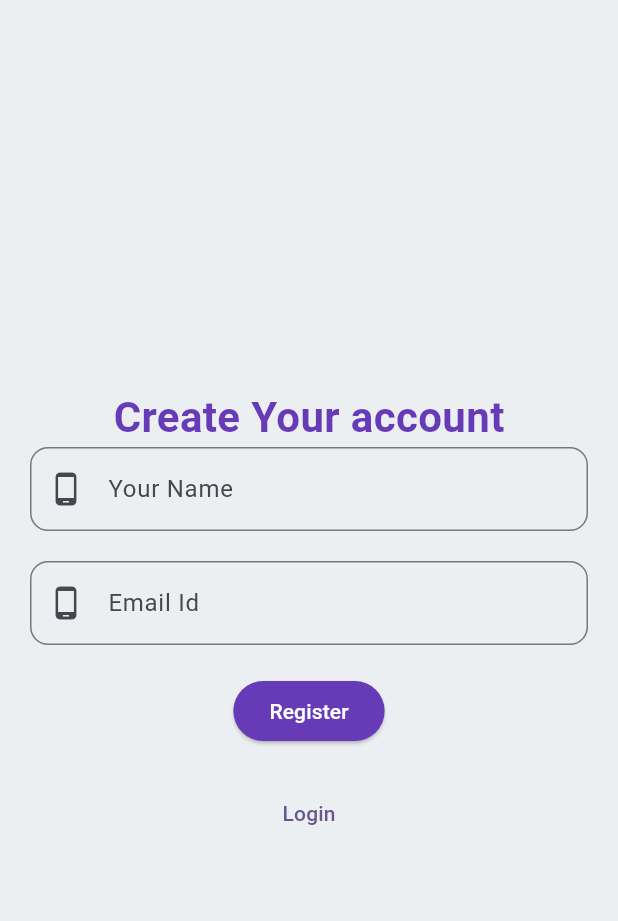
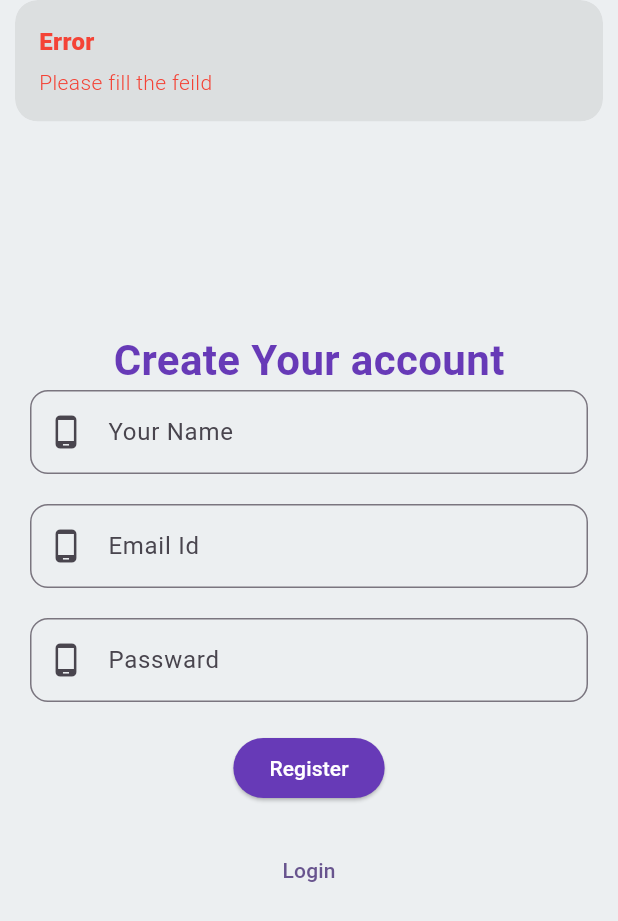
Before and after one commit to Muthuraja997/E-Commerce-App-With-Firebase, a Flutter app: the RegisterPage screen opened directly, after a tap on "Register", on a phone screen of 412 x 824 dp. Shown: the top 921 px of the screen. Run offline on Flutter 3.47's test engine with Material 3 defaults, Android fonts, the light colour scheme and no system bars; our stand-ins replace cloud_firestore, dropdown_button2, firebase_core, get; accounts and stored records are empty.

Commit message:
client part is completed

```diff
--- a/Admin_side/lib/pages/add_product_page.dart
+++ b/Admin_side/lib/pages/add_product_page.dart
@@ -70,7 +70,7 @@ class AddProduct extends StatelessWidget {
 
               Flexible(
                 child: DropDounWtn(
-                  items: const ['Boots','shoe','Loafers','High heels','Ballet flats'],
+                  items: const ['wearable','computer','Electronics','women dress','audio','Gaming','Home Entertainment','Photography'],
                   selecteditemtext:ctrl.catogary,
                   onSelected: (selectedvalue){
                       ctrl.catogary=selectedvalue ?? 'General';
@@ -80,7 +80,7 @@ class AddProduct extends StatelessWidget {
                   ) ,
                Flexible(
                 child: DropDounWtn(
-                  items: const ['puma','adidas','bata','Sketchers','VKC'],
+                  items: const ['Fitbit','Apple','Samsung','Sony','Canon','Puma','Peter England'],
                   selecteditemtext: ctrl.brand,
                   onSelected: (selectedvalue){
                       ctrl.brand=selectedvalue ?? 'un brand';
--- a/Admin_side/lib/pages/home_page.dart
+++ b/Admin_side/lib/pages/home_page.dart
@@ -24,6 +24,7 @@ class HomePage extends StatelessWidget {
                 icon:const Icon(Icons.delete),
                 onPressed: () {
                   ctrl.deleteproduct((ctrl.products[index].id).toString());
+                   ctrl.update();
 
               },
               ),
--- /dev/null
+++ b/Client_side/lib/controller/Login_controller.dart
@@ -0,0 +1,79 @@
+import 'package:cilent_side/pages/home_page.dart';
+import 'package:cloud_firestore/cloud_firestore.dart';
+import 'package:flutter/material.dart';
+import 'package:get/get.dart';
+
+import '../model/user/user.dart';
+
+class LoginController extends GetxController {
+    FirebaseFirestore firestore = FirebaseFirestore.instance;
+    late CollectionReference userCollecton;
+
+    TextEditingController registerNamectrl=TextEditingController();
+    TextEditingController registerEmailctrl=TextEditingController();
+    TextEditingController registerPasswardctrl=TextEditingController();
+    TextEditingController loginemailctrl=TextEditingController();
+    TextEditingController loginpasswordctrl=TextEditingController();
+
+
+    @override
+  void onInit() {
+    userCollecton=firestore.collection('users');
+
+    super.onInit();
+  }
+
+  AddUser() async {
+    try{
+      if(registerNamectrl.text.isEmpty || registerEmailctrl.text.isEmpty || registerPasswardctrl.text.isEmpty){
+        Get.snackbar('Error','Please fill the feild',colorText: Colors.red);
+        return;
+      }
+      if (!GetUtils.isEmail(registerEmailctrl.text)) {
+      Get.snackbar('Error', 'Enter a valid email', colorText: Colors.red);
+      return;
+    }
+     QuerySnapshot querySnapshot = await userCollecton
+        .where('email', isEqualTo: registerEmailctrl.text)
+        .get();
+
+    if (querySnapshot.docs.isNotEmpty) {
+      Get.snackbar('Error', 'Email already exists', colorText: Colors.red);
+      return;
+    }
+      DocumentReference doc=userCollecton.doc();
+      User user =User(
+      id:doc.id,
+      name:registerNamectrl.text,
+      email:registerEmailctrl.text,
+      passward:registerPasswardctrl.text,
+    );
+    final userJson=user.toJson();
+    doc.set(userJson);
+    Get.snackbar('Success', ' User Added Successfully',colorText: Colors.green);
+    registerNamectrl.clear();
+    registerEmailctrl.clear();
+    registerPasswardctrl.clear();
+
+    } catch(e){
+      Get.snackbar('Error',e.toString(),colorText: Colors.green);
+      print(e);
+    }
+
+  }
+
+  loginuser(){
+    try{
+      if(loginemailctrl.text.isEmpty || loginpasswordctrl.text.isEmpty){
+        Get.snackbar('Error', 'Please Fill all The feild');
+        return;
+      }
+      Get.to(const HomePage());
+    }catch(e){
+      Get.snackbar('Error', e.toString(),colorText: Colors.red);
+    }
+
+  }
+
+
+}
--- /dev/null
+++ b/Client_side/lib/model/user/user.dart
@@ -0,0 +1,27 @@
+import 'package:json_annotation/json_annotation.dart';
+part 'user.g.dart';
+
+@JsonSerializable()
+class User {
+  @JsonKey(name: "id")
+  String? id;
+
+  @JsonKey(name: "name")
+  String? name;
+
+  @JsonKey(name: "email")
+  String? email;
+
+  @JsonKey(name:'passward')
+  String? passward;
+
+  User({
+    this.id,
+    this.name,
+    this.email,
+     required String passward
+  });
+
+  factory User.fromJson(Map<String, dynamic> json) => _$UserFromJson(json);
+  Map<String, dynamic> toJson() => _$UserToJson(this);
+}
--- a/Client_side/lib/pages/register_page.dart
+++ b/Client_side/lib/pages/register_page.dart
@@ -1,13 +1,16 @@
 import 'package:cilent_side/pages/login_page.dart';
 import 'package:flutter/material.dart';
 import 'package:get/get.dart';
+
+import '../controller/Login_controller.dart';
 
 class RegisterPage extends StatelessWidget {
   const RegisterPage({super.key});
 
   @override
   Widget build(BuildContext context) {
-    return  Scaffold(
+    return  GetBuilder<LoginController>(builder: (ctrl){
+     return Scaffold(
       body: Container(
         padding: const EdgeInsets.all(20),
         decoration: BoxDecoration(
@@ -23,6 +26,7 @@ class RegisterPage extends StatelessWidget {
           ),
         TextField(
             keyboardType: TextInputType.phone,
+            controller: ctrl.registerNamectrl,
             decoration: InputDecoration(
               border: OutlineInputBorder(
                 borderRadius: BorderRadius.circular(12),
@@ -35,6 +39,7 @@ class RegisterPage extends StatelessWidget {
         const SizedBox(height: 20,),
         TextField(
             keyboardType: TextInputType.phone,
+            controller: ctrl.registerEmailctrl,
             decoration: InputDecoration(
               border: OutlineInputBorder(
                 borderRadius: BorderRadius.circular(12),
@@ -45,17 +50,36 @@ class RegisterPage extends StatelessWidget {
             ),
         ),
         const SizedBox(height: 20,),
-        ElevatedButton(onPressed: (){}, style: ElevatedButton.styleFrom(
+         TextField(
+            keyboardType: TextInputType.phone,
+            controller: ctrl.registerPasswardctrl,
+            decoration: InputDecoration(
+              border: OutlineInputBorder(
+                borderRadius: BorderRadius.circular(12),
+              ),
+              prefixIcon: const Icon(Icons.phone_android),
+              labelText: 'Passward',
+              hintText: 'Enter The New Passward',
+            ),
+        ),
+        const SizedBox(height: 20,),
+        ElevatedButton(onPressed: (){
+          ctrl.AddUser();
+        }, style: ElevatedButton.styleFrom(
           foregroundColor: Colors.white,
           backgroundColor: Colors.deepPurple,
-        ),child:const Text('Register')),
+        ),
+        child:const Text('Register')),
         const SizedBox(height: 20,),
         TextButton(onPressed: (){
-          Get.to(const LoginPage());
+           Get.to(const LoginPage());
         }, child:const Text('Login')),
         ],
       ),
       ),
     );
+
+    });
+
   }
 }
--- a/Client_side/lib/widgets/dropdown_button.dart
+++ b/Client_side/lib/widgets/dropdown_button.dart
@@ -5,7 +5,7 @@ class DropDounWtn extends StatelessWidget {
   final List<String> items;
   final String selecteditemtext;
   final Function(String?) onSelected;
-  const DropDounWtn({super.key, required this.items, required this.selecteditemtext, required this.onSelected(String)});
+  const DropDounWtn({super.key, required this.items, required this.selecteditemtext, required this.onSelected(string)});
 
   @override
   Widget build(BuildContext context) {
--- a/Client_side/pubspec.yaml
+++ b/Client_side/pubspec.yaml
@@ -38,6 +38,10 @@ dependencies:
   get: ^4.6.6
   firebase_core: ^3.7.0
   dropdown_button2: ^2.3.9
+  cloud_firestore: ^5.4.5
+  get_storage: ^2.1.1
+  build_runner: ^2.4.13
+  json_serializable: ^6.8.0
 
 dev_dependencies:
   flutter_test:
```
Also changed, not shown: Client_side/lib/controller/home_controller.dart (added, +92 -0 lines), Client_side/lib/main.dart (+12 -2 lines), Client_side/lib/model/product/product.dart (added, +43 -0 lines), Client_side/lib/model/product_category/product_category.dart (added, +20 -0 lines), Client_side/lib/pages/home_page.dart (+43 -12 lines), Client_side/lib/pages/login_page.dart (+11 -2 lines), Client_side/lib/pages/product_decription _page.dart (+54 -1 lines), Client_side/lib/model/product/product.g.dart (added), Client_side/lib/model/product_category/product_category.g.dart (added), Client_side/lib/model/user/user.g.dart (added), Client_side/pubspec.lock, 3 other files.
